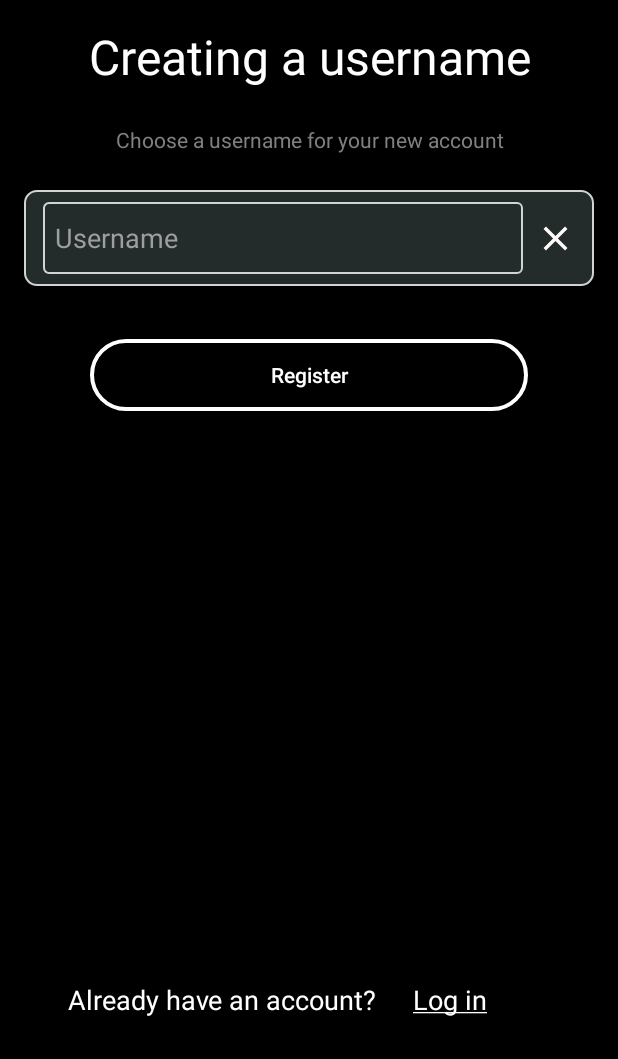
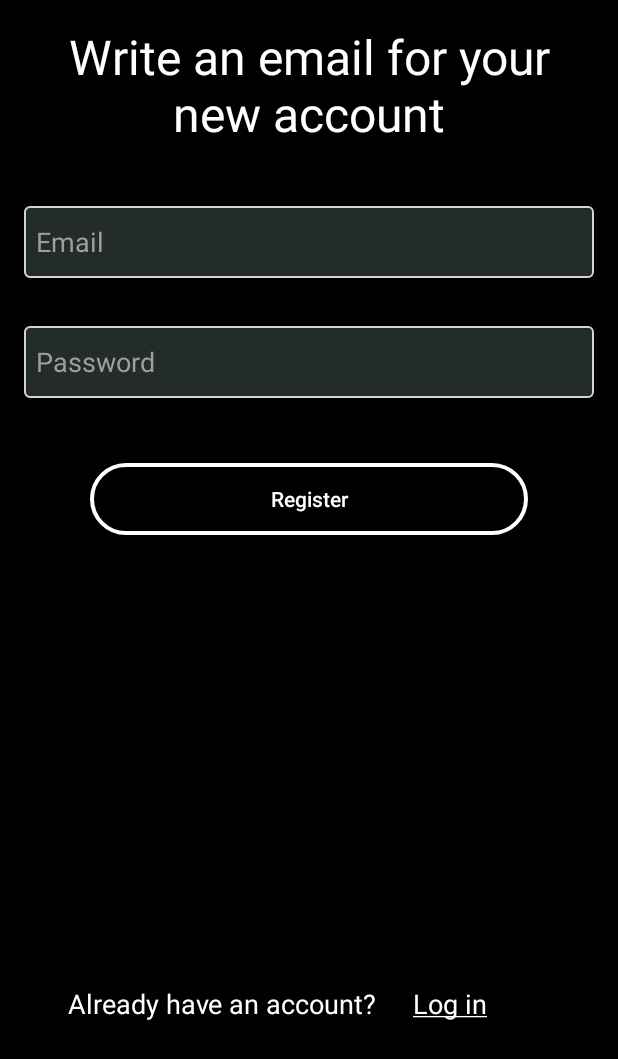
Before and after one commit to Paral1ax/FitnessAppHSE, an Android app: the layout activity_username_input.xml on its own in the app's theme, with its tools: preview values and no code run, on a phone screen of 412 x 824 dp. Shown: the top 1059 px of the screen. Run offline under Robolectric (Android 15) with nearby library versions, the phone set to English and light mode, and no system bars.

Commit message:
Russian Update

```diff
--- a/FitnessApplication/app/build.gradle
+++ b/FitnessApplication/app/build.gradle
@@ -1,6 +1,7 @@
 plugins {
     id 'com.android.application'
     id 'kotlin-android'
+    id 'com.google.gms.google-services'
 }
 
 android {
@@ -49,6 +50,8 @@ dependencies {
     implementation 'androidx.navigation:navigation-fragment-ktx:2.3.4'
     implementation 'androidx.navigation:navigation-ui-ktx:2.3.4'
     implementation 'com.google.android.gms:play-services-maps:18.1.0'
+    implementation 'com.google.firebase:firebase-database:19.6.0'
+    implementation 'com.google.firebase:firebase-auth:21.0.8'
     testImplementation 'junit:junit:4.+'
     androidTestImplementation 'androidx.test.ext:junit:1.1.3'
     androidTestImplementation 'androidx.test.espresso:espresso-core:3.4.0'
--- /dev/null
+++ b/FitnessApplication/app/src/main/java/com/mir/fitnessapplication/api/model/Post.kt
@@ -0,0 +1,5 @@
+package com.mir.fitnessapplication.api.model
+
+data class Post() {
+
+}
--- a/FitnessApplication/app/src/main/java/com/mir/fitnessapplication/entry/ui/entry/EntryActivity.kt
+++ b/FitnessApplication/app/src/main/java/com/mir/fitnessapplication/entry/ui/entry/EntryActivity.kt
@@ -14,8 +14,8 @@ import com.mir.fitnessapplication.entry.ui.register.RegisterActivity
 
 class EntryActivity : AppCompatActivity() {
 
-    var createAccButton: Button? = null
-    var enterAccButton: Button? = null
+    private var createAccButton: Button? = null
+    private var enterAccButton: Button? = null
 
     override fun onCreate(savedInstanceState: Bundle?) {
         super.onCreate(savedInstanceState)
--- a/FitnessApplication/app/src/main/res/layout/activity_login.xml
+++ b/FitnessApplication/app/src/main/res/layout/activity_login.xml
@@ -46,7 +46,7 @@
         android:autofillHints=""
         android:background="@drawable/login_text"
         android:ems="10"
-        android:hint="@string/loginloginhint"
+        android:hint="Email or username"
         android:inputType="textEmailAddress"
         android:padding="8dp"
         android:textColor="@color/white"
--- a/FitnessApplication/app/src/main/res/layout/activity_username_input.xml
+++ b/FitnessApplication/app/src/main/res/layout/activity_username_input.xml
@@ -7,12 +7,32 @@
     android:background="@color/black"
     tools:context=".entry.ui.register.username.UsernameInputActivity">
 
+    <EditText
+        android:id="@+id/email_register_textfield"
+        android:layout_width="match_parent"
+        android:layout_height="48dp"
+        android:layout_marginStart="16dp"
+        android:layout_marginTop="40dp"
+        android:layout_marginEnd="16dp"
+        android:autofillHints=""
+        android:background="@drawable/login_text"
+        android:ems="10"
+        android:hint="Email"
+        android:inputType="textEmailAddress"
+        android:padding="8dp"
+        android:textColor="@color/white"
+        android:textColorHint="@color/hint_color"
+        android:textSize="18sp"
+        app:layout_constraintEnd_toEndOf="parent"
+        app:layout_constraintStart_toStartOf="parent"
+        app:layout_constraintTop_toBottomOf="@+id/textView7" />
+
     <TextView
         android:id="@+id/enterRegisterText2"
         android:layout_width="wrap_content"
         android:layout_height="wrap_content"
         android:layout_marginStart="8dp"
-        android:layout_marginTop="380dp"
+        android:layout_marginTop="300dp"
         android:layout_marginEnd="88dp"
         android:clickable="true"
         android:focusable="true"
@@ -23,14 +43,14 @@
         android:textSize="18sp"
         app:layout_constraintEnd_toEndOf="parent"
         app:layout_constraintStart_toEndOf="@+id/textView10"
-        app:layout_constraintTop_toBottomOf="@+id/button4" />
+        app:layout_constraintTop_toBottomOf="@+id/registerUserButton" />
 
     <TextView
         android:id="@+id/textView10"
         android:layout_width="wrap_content"
         android:layout_height="wrap_content"
         android:layout_marginStart="45dp"
-        android:layout_marginTop="380dp"
+        android:layout_marginTop="300dp"
         android:layout_marginEnd="16dp"
         android:text="@string/already_have_acc"
         android:textAlignment="center"
@@ -38,36 +58,36 @@
         android:textSize="18sp"
         app:layout_constraintEnd_toStartOf="@+id/enterRegisterText2"
         app:layout_constraintStart_toStartOf="parent"
-        app:layout_constraintTop_toBottomOf="@+id/button4" />
+        app:layout_constraintTop_toBottomOf="@+id/registerUserButton" />
 
     <TextView
         android:id="@+id/thisUsernameIsTakenError"
         android:layout_width="wrap_content"
         android:layout_height="wrap_content"
         android:layout_marginStart="24dp"
-        android:layout_marginTop="8dp"
+        android:layout_marginTop="16dp"
         android:layout_marginEnd="24dp"
         android:text="@string/username_already_taken"
         android:textColor="@android:color/holo_red_dark"
         android:visibility="invisible"
         app:layout_constraintEnd_toEndOf="parent"
-        app:layout_constraintHorizontal_bias="0.048"
+        app:layout_constraintHorizontal_bias="0.124"
         app:layout_constraintStart_toStartOf="parent"
-        app:layout_constraintTop_toBottomOf="@+id/constraintLayout" />
+        app:layout_constraintTop_toBottomOf="@+id/registerPasswordText" />
 
     <TextView
         android:id="@+id/inputUsernameError"
         android:layout_width="wrap_content"
         android:layout_height="wrap_content"
         android:layout_marginStart="32dp"
-        android:layout_marginTop="8dp"
+        android:layout_marginTop="16dp"
         android:layout_marginEnd="24dp"
         android:text="@string/input_username"
         android:visibility="invisible"
         app:layout_constraintEnd_toEndOf="parent"
         app:layout_constraintHorizontal_bias="0.0"
         app:layout_constraintStart_toStartOf="parent"
-        app:layout_constraintTop_toBottomOf="@+id/constraintLayout" />
+        app:layout_constraintTop_toBottomOf="@+id/registerPasswordText" />
 
     <TextView
         android:id="@+id/textView7"
@@ -77,7 +97,7 @@
         android:layout_marginTop="16dp"
         android:layout_marginEnd="24dp"
         android:gravity="center"
-        android:text="@string/create_username_textview"
+        android:text="@string/choose_username_textview"
         android:textAlignment="center"
         android:textColor="@color/white"
         android:textSize="32sp"
@@ -85,72 +105,8 @@
         app:layout_constraintStart_toStartOf="parent"
         app:layout_constraintTop_toTopOf="parent" />
 
-    <TextView
-        android:id="@+id/textView8"
-        android:layout_width="match_parent"
-        android:layout_height="wrap_content"
-        android:layout_marginStart="60dp"
-        android:layout_marginTop="24dp"
-        android:layout_marginEnd="60dp"
-        android:text="@string/choose_username_textview"
-        android:textAlignment="center"
-        android:textColor="@color/grey_background"
-        app:layout_constraintEnd_toEndOf="parent"
-        app:layout_constraintStart_toStartOf="parent"
-        app:layout_constraintTop_toBottomOf="@+id/textView7" />
-
-    <androidx.constraintlayout.widget.ConstraintLayout
-        android:id="@+id/constraintLayout"
-        android:layout_width="match_parent"
-        android:layout_height="wrap_content"
-        android:layout_marginStart="16dp"
-        android:layout_marginTop="24dp"
-        android:layout_marginEnd="16dp"
-        android:background="@drawable/register_ccp_constraint"
-        app:layout_constraintEnd_toEndOf="parent"
-        app:layout_constraintHorizontal_bias="0.0"
-        app:layout_constraintStart_toStartOf="parent"
-        app:layout_constraintTop_toBottomOf="@+id/textView8">
-
-        <EditText
-            android:id="@+id/usernameRegisterTextfiles"
-            android:layout_width="320dp"
-            android:layout_height="48dp"
-            android:layout_marginStart="16dp"
-            android:layout_marginTop="8dp"
-            android:layout_marginEnd="8dp"
-            android:layout_marginBottom="8dp"
-            android:autofillHints=""
-            android:background="@drawable/login_text"
-            android:ems="10"
-            android:hint="@string/input_username_text"
-            android:inputType="textEmailAddress"
-            android:padding="8dp"
-            android:textColor="@color/white"
-            android:textColorHint="@color/hint_color"
-            android:textSize="18sp"
-            app:layout_constraintBottom_toBottomOf="parent"
-            app:layout_constraintEnd_toStartOf="@+id/checkRegisterButton"
-            app:layout_constraintStart_toStartOf="parent"
-            app:layout_constraintTop_toTopOf="parent" />
-
-        <Button
-            android:id="@+id/checkRegisterButton"
-            android:layout_width="27dp"
-            android:layout_height="27dp"
-            android:layout_marginTop="8dp"
-            android:layout_marginEnd="16dp"
-            android:layout_marginBottom="8dp"
-            android:background="@drawable/ic_baseline_clear_white_24"
-            app:layout_constraintBottom_toBottomOf="parent"
-            app:layout_constraintEnd_toEndOf="parent"
-            app:layout_constraintStart_toEndOf="@+id/usernameRegisterTextfiles"
-            app:layout_constraintTop_toTopOf="parent"
-            tools:ignore="SpeakableTextPresentCheck,TouchTargetSizeCheck" />
-    </androidx.constraintlayout.widget.ConstraintLayout>
-
     <Button
-        android:id="@+id/button4"
+        android:id="@+id/registerUserButton"
         android:layout_width="match_parent"
         android:layout_height="wrap_content"
         android:layout_marginStart="60dp"
@@ -164,4 +120,24 @@
         app:layout_constraintEnd_toEndOf="parent"
         app:layout_constraintStart_toStartOf="parent"
         app:layout_constraintTop_toBottomOf="@+id/thisUsernameIsTakenError" />
+
+    <EditText
+        android:id="@+id/registerPasswordText"
+        android:layout_width="match_parent"
+        android:layout_height="48dp"
+        android:layout_marginStart="16dp"
+        android:layout_marginTop="32dp"
+        android:layout_marginEnd="16dp"
+        android:autofillHints=""
+        android:background="@drawable/login_text"
+        android:ems="10"
+        android:hint="@string/login_password_hint"
+        android:inputType="textPassword"
+        android:padding="8dp"
+        android:textColor="@color/white"
+        android:textColorHint="@color/hint_color"
+        app:errorEnabled="true"
+        app:layout_constraintEnd_toEndOf="parent"
+        app:layout_constraintStart_toStartOf="parent"
+        app:layout_constraintTop_toBottomOf="@+id/email_register_textfield" />
 </androidx.constraintlayout.widget.ConstraintLayout>
--- a/FitnessApplication/app/src/main/res/values/strings.xml
+++ b/FitnessApplication/app/src/main/res/values/strings.xml
@@ -26,7 +26,7 @@
     <string name="username_already_taken">This username is already taken</string>
     <string name="input_username">Enter the username</string>
     <string name="create_username_textview">Creating a username</string>
-    <string name="choose_username_textview">Choose a username for your new account</string>
+    <string name="choose_username_textview">Write an email for your new account</string>
     <string name="register_button">Register</string>
     <string name="input_username_text">Username</string>
     <string name="wrong_username_opassword">Неверное имя пользователя или пароль</string>
--- a/FitnessApplication/build.gradle
+++ b/FitnessApplication/build.gradle
@@ -8,6 +8,7 @@ buildscript {
     dependencies {
         classpath 'com.android.tools.build:gradle:7.1.2'
         classpath "org.jetbrains.kotlin:kotlin-gradle-plugin:$kotlin_version"
+        classpath 'com.google.gms:google-services:4.3.14'
 
         // NOTE: Do not place your application dependencies here; they belong
         // in the individual module build.gradle files
```
Also changed, not shown: FitnessApplication/app/src/main/java/com/mir/fitnessapplication/api/instance/RetrofitInstance.kt (added, +26 -0 lines), FitnessApplication/app/src/main/java/com/mir/fitnessapplication/api/repository/UserRepository.kt (added, +12 -0 lines), FitnessApplication/app/src/main/java/com/mir/fitnessapplication/api/service/FitnessExercises.kt (added, +8 -0 lines), FitnessApplication/app/src/main/java/com/mir/fitnessapplication/api/service/UserClient.kt (+7 -3 lines), FitnessApplication/app/src/main/java/com/mir/fitnessapplication/api/utils/Constants.kt (added, +7 -0 lines), FitnessApplication/app/src/main/java/com/mir/fitnessapplication/entry/ui/login/LoginActivity.kt (+42 -45 lines), FitnessApplication/app/src/main/java/com/mir/fitnessapplication/entry/ui/register/data/DataActivity.kt (+0 -9 lines), FitnessApplication/app/src/main/java/com/mir/fitnessapplication/entry/ui/register/username/UsernameInputActivity.kt (+40 -0 lines), FitnessApplication/app/src/main/res/layout/activity_data.xml (+54 -25 lines), FitnessApplication/app/src/main/res/layout/add_new_event_layout.xml (+17 -3 lines), FitnessApplication/app/src/main/res/layout/news_item_recyclerview_object.xml (added, +29 -0 lines), FitnessApplication/app/src/main/res/layout/show_calendar_events_layout.xml (added, +88 -0 lines), 1 other file.
